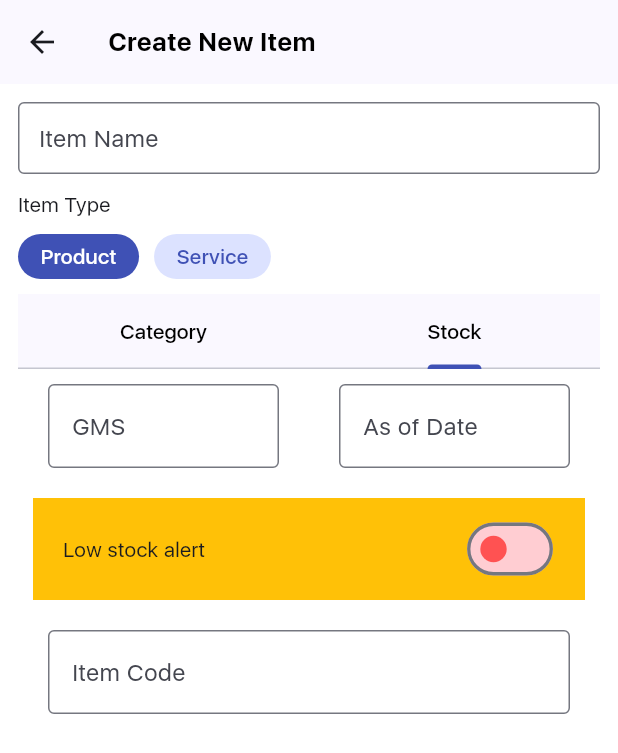
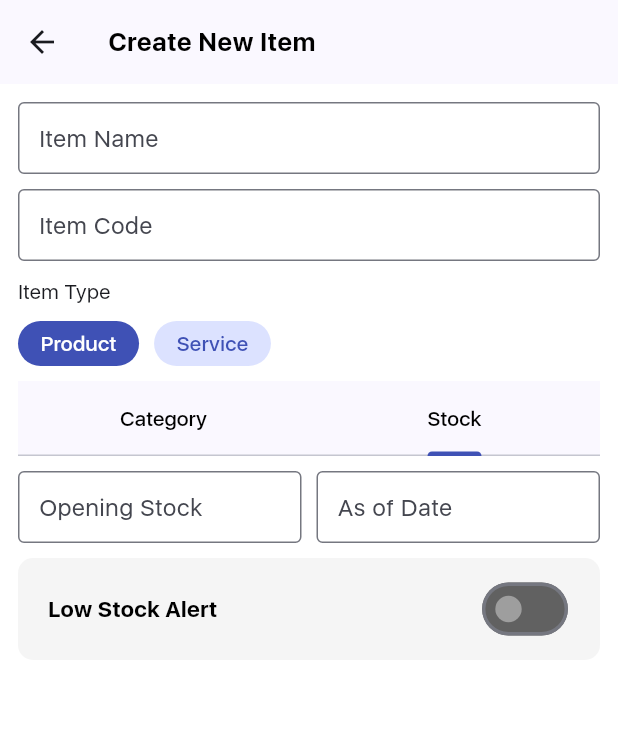
Before and after one commit to VythonDeveloper/jeweller_billbook, a Flutter app: the CreateItemUi screen opened directly, tab 2 chosen, on a phone screen of 412 x 824 dp. Shown: the top 753 px of the screen. Run offline on Flutter 3.47's test engine with Material 2 defaults, Android fonts, the phone set to English and light mode, and no system bars; our stand-ins replace cloud_firestore, firebase_auth, firebase_core, flutter_svg, google_sign_in, shared_preferences; missing offline and left inert: page_route_transition; accounts and stored records are empty; project files that could hold a hidden picture were left out.

Commit message:
UI fixes

```diff
--- a/lib/Home/dashboard.dart
+++ b/lib/Home/dashboard.dart
@@ -33,7 +33,12 @@ class _DashboardUiState extends State<DashboardUi> {
   Widget build(BuildContext context) {
     return Scaffold(
       appBar: AppBar(
-        title: Text('StockBook'),
+        title: Row(
+          children: [
+            Icon(Icons.book),
+            Text('StockBook'),
+          ],
+        ),
       ),
       body: SafeArea(
         child: ListView(
--- a/lib/Items/createitem.dart
+++ b/lib/Items/createitem.dart
@@ -1,3 +1,4 @@
+import 'package:flutter/foundation.dart';
 import 'package:flutter/material.dart';
 
 class CreateItemUi extends StatefulWidget {
@@ -10,7 +11,7 @@ class CreateItemUi extends StatefulWidget {
 class _CreateItemUiState extends State<CreateItemUi> {
   List<String> categoryList = ['No Category', 'Gold', 'Silver'];
   String _selectedCategory = "No Category";
-  bool _lowStockToggle = false;
+  final ValueNotifier<bool> _lowStockToggle = ValueNotifier<bool>(false);
 
   String _selectedItemType = "Product";
   @override
@@ -60,6 +61,18 @@ class _CreateItemUiState extends State<CreateItemUi> {
             ),
             keyboardType: TextInputType.name,
             textCapitalization: TextCapitalization.words,
+          ),
+          SizedBox(
+            height: 10,
+          ),
+          TextField(
+            decoration: InputDecoration(
+              contentPadding: EdgeInsets.symmetric(horizontal: 10),
+              border: OutlineInputBorder(),
+              label: Text("Item Code"),
+            ),
+            keyboardType: TextInputType.name,
+            textCapitalization: TextCapitalization.characters,
           ),
           Padding(
             padding: EdgeInsets.symmetric(vertical: 10.0),
@@ -177,52 +190,30 @@ class _CreateItemUiState extends State<CreateItemUi> {
   Widget categoryTabBar() {
     return Container(
       color: Colors.white,
-      child: Column(
+      child: ListView(
         children: [
+          SizedBox(
+            height: 10,
+          ),
           Row(
             mainAxisAlignment: MainAxisAlignment.spaceBetween,
             children: [
               Text("Select Category"),
-              DropdownButton<String>(
-                value: _selectedCategory,
-                icon: const Icon(Icons.arrow_downward),
-                elevation: 16,
-                style: const TextStyle(color: Colors.deepPurple),
-                underline: Container(
-                  height: 2,
-                  color: Colors.deepPurpleAccent,
-                ),
-                onChanged: (String? value) {
-                  // This is called when the user selects an item.
-                  setState(() {
-                    _selectedCategory = value!;
-                  });
-                },
-                items:
-                    categoryList.map<DropdownMenuItem<String>>((String value) {
-                  return DropdownMenuItem<String>(
-                    value: value,
-                    child: Text(value),
-                  );
-                }).toList(),
-              ),
-            ],
-          ),
-          Row(
-            mainAxisAlignment: MainAxisAlignment.spaceBetween,
-            children: [
-              Text("Unit"),
               Container(
-                padding: EdgeInsets.symmetric(horizontal: 10),
+                padding: EdgeInsets.symmetric(horizontal: 16, vertical: 7),
                 decoration: BoxDecoration(
                   color: Colors.grey.shade100,
                   borderRadius: BorderRadius.circular(8),
                 ),
                 child: DropdownButton<String>(
                   value: _selectedCategory,
-                  icon: Icon(Icons.keyboard_arrow_down_rounded),
-                  elevation: 16,
-                  style: const TextStyle(color: Colors.deepPurple),
+                  isDense: true,
+                  icon: Icon(
+                    Icons.keyboard_arrow_down_rounded,
+                    size: 17,
+                  ),
+                  elevation: 2,
+                  borderRadius: BorderRadius.circular(10),
                   underline: Container(),
                   onChanged: (String? value) {
                     // This is called when the user selects an item.
@@ -234,17 +225,67 @@ class _CreateItemUiState extends State<CreateItemUi> {
                       .map<DropdownMenuItem<String>>((String value) {
                     return DropdownMenuItem<String>(
                       value: value,
+                      child: Padding(
+                        padding: EdgeInsets.only(right: 8.0),
                         child: Text(
-                        'All Catagories',
+                          'GMS',
                           maxLines: 1,
                           overflow: TextOverflow.ellipsis,
+                        ),
                       ),
                     );
                   }).toList(),
                 ),
               ),
             ],
-          )
+          ),
+          SizedBox(
+            height: 10,
+          ),
+          Row(
+            mainAxisAlignment: MainAxisAlignment.spaceBetween,
+            children: [
+              Text("Unit"),
+              Container(
+                padding: EdgeInsets.symmetric(horizontal: 16, vertical: 7),
+                decoration: BoxDecoration(
+                  color: Colors.grey.shade100,
+                  borderRadius: BorderRadius.circular(8),
+                ),
+                child: DropdownButton<String>(
+                  isDense: true,
+                  value: _selectedCategory,
+                  icon: Icon(
+                    Icons.keyboard_arrow_down_rounded,
+                    size: 17,
+                  ),
+                  elevation: 2,
+                  borderRadius: BorderRadius.circular(10),
+                  underline: Container(),
+                  onChanged: (String? value) {
+                    // This is called when the user selects an item.
+                    setState(() {
+                      _selectedCategory = value!;
+                    });
+                  },
+                  items: categoryList
+                      .map<DropdownMenuItem<String>>((String value) {
+                    return DropdownMenuItem<String>(
+                      value: value,
+                      child: Padding(
+                        padding: EdgeInsets.only(right: 8.0),
+                        child: Text(
+                          'GMS',
+                          maxLines: 1,
+                          overflow: TextOverflow.ellipsis,
+                        ),
+                      ),
+                    );
+                  }).toList(),
+                ),
+              ),
+            ],
+          ),
         ],
       ),
     );
@@ -253,74 +294,154 @@ class _CreateItemUiState extends State<CreateItemUi> {
   Widget stockTabBar() {
     return Container(
       color: Colors.white,
+      child: ListView(
+        children: [
+          SizedBox(
+            height: 10,
+          ),
+          Row(
+            children: [
+              Expanded(
+                child: TextField(
+                  decoration: InputDecoration(
+                    contentPadding: EdgeInsets.symmetric(horizontal: 10),
+                    suffixText: "GMS",
+                    label: Text("Opening Stock"),
+                    border: OutlineInputBorder(),
+                  ),
+                  keyboardType: TextInputType.number,
+                ),
+              ),
+              SizedBox(
+                width: 10,
+              ),
+              Expanded(
+                child: TextField(
+                  decoration: InputDecoration(
+                    contentPadding: EdgeInsets.symmetric(horizontal: 10),
+                    label: Text("As of Date"),
+                    border: OutlineInputBorder(),
+                  ),
+                  keyboardType: TextInputType.number,
+                ),
+              )
+            ],
+          ),
+          GestureDetector(
+            onTap: () {
+              setState(() {
+                _lowStockToggle.value = !_lowStockToggle.value;
+              });
+            },
+            child: Container(
+              margin: EdgeInsets.only(top: 10),
+              padding: EdgeInsets.symmetric(horizontal: 20, vertical: 10),
+              decoration: BoxDecoration(
+                borderRadius: _lowStockToggle.value
+                    ? BorderRadius.only(
+                        topLeft: Radius.circular(10),
+                        topRight: Radius.circular(10),
+                      )
+                    : BorderRadius.circular(10),
+                color: _lowStockToggle.value
+                    ? Color.fromARGB(255, 230, 233, 253)
+                    : Colors.grey.shade100,
+              ),
+              width: double.infinity,
+              child: Row(
+                mainAxisAlignment: MainAxisAlignment.spaceBetween,
+                children: [
+                  Text(
+                    "Low Stock Alert",
+                    style: TextStyle(
+                      fontWeight: FontWeight.w600,
+                      fontSize: 15,
+                      color: _lowStockToggle.value
+                          ? Colors.indigo.shade700
+                          : Colors.black,
+                    ),
+                  ),
+                  Transform.scale(
+                    scale: 1.1,
+                    child: Switch(
+                      onChanged: (value) {
+                        setState(() {
+                          _lowStockToggle.value = !_lowStockToggle.value;
+                        });
+                      },
+                      value: _lowStockToggle.value,
+                      activeColor: Colors.indigoAccent,
+                      activeTrackColor: Colors.indigo.shade100,
+                      inactiveThumbColor: Colors.grey,
+                      inactiveTrackColor: Colors.grey.shade700,
+                    ),
+                  ),
+                ],
+              ),
+            ),
+          ),
+          AnimatedSize(
+            duration: Duration(milliseconds: 100),
+            child: ValueListenableBuilder<bool>(
+              valueListenable: _lowStockToggle,
+              builder: ((context, lowStockToggle, child) {
+                return lowStockToggle
+                    ? Container(
+                        padding: EdgeInsets.all(10),
+                        decoration: BoxDecoration(
+                          color: Color.fromARGB(255, 237, 240, 255),
+                          borderRadius: BorderRadius.only(
+                            bottomLeft: Radius.circular(10),
+                            bottomRight: Radius.circular(10),
+                          ),
+                        ),
                         child: Column(
+                          crossAxisAlignment: CrossAxisAlignment.center,
                           children: [
                             Row(
                               children: [
+                                Text(
+                                  'Low Stock Quantity',
+                                  style: TextStyle(
+                                    letterSpacing: 0.5,
+                                  ),
+                                ),
+                                SizedBox(
+                                  width: 30,
+                                ),
                                 Expanded(
-                child: Padding(
-                  padding:
-                      const EdgeInsets.symmetric(vertical: 10, horizontal: 20),
+                                  child: Container(
+                                    color: Colors.white,
                                     child: TextField(
                                       decoration: InputDecoration(
-                      hintText: "Opening Stock",
+                                        contentPadding: EdgeInsets.symmetric(
+                                            horizontal: 10),
                                         suffixText: "GMS",
-                      label: Text("GMS"),
                                         border: OutlineInputBorder(),
                                       ),
                                       keyboardType: TextInputType.number,
                                     ),
                                   ),
                                 ),
-              Expanded(
-                child: Padding(
-                  padding:
-                      const EdgeInsets.symmetric(vertical: 10, horizontal: 20),
-                  child: TextField(
-                    decoration: InputDecoration(
-                      hintText: "As of Date",
-                      label: Text("As of Date"),
-                      border: OutlineInputBorder(),
-                    ),
-                    keyboardType: TextInputType.number,
-                  ),
-                ),
-              )
                               ],
                             ),
-          Container(
-            margin: EdgeInsets.all(10),
-            padding: EdgeInsets.symmetric(horizontal: 20, vertical: 10),
-            color: Colors.amber,
-            width: double.infinity,
-            child: Row(
-              mainAxisAlignment: MainAxisAlignment.spaceBetween,
-              children: [
-                Text("Low stock alert"),
-                Transform.scale(
-                  scale: 1.1,
-                  child: Switch(
-                    onChanged: (value) {},
-                    value: _lowStockToggle,
-                    activeColor: Colors.blue.shade800,
-                    activeTrackColor: Colors.blue.shade100,
-                    inactiveThumbColor: Colors.redAccent,
-                    inactiveTrackColor: Colors.red.shade100,
+                            SizedBox(
+                              height: 15,
+                            ),
+                            Divider(),
+                            Padding(
+                              padding: EdgeInsets.symmetric(
+                                  horizontal: 20, vertical: 10),
+                              child: Text(
+                                'You will be notified when stock goes below 0 GMS',
+                                textAlign: TextAlign.start,
                               ),
                             ),
                           ],
                         ),
-          ),
-          Padding(
-            padding: const EdgeInsets.symmetric(vertical: 10, horizontal: 20),
-            child: TextField(
-              decoration: InputDecoration(
-                hintText: "Item Code",
-                label: Text("Item Code"),
-                border: OutlineInputBorder(),
-              ),
-              keyboardType: TextInputType.name,
-              textCapitalization: TextCapitalization.words,
+                      )
+                    : Container();
+              }),
             ),
           ),
         ],
```
Lines whose indentation alone changed are shown as unchanged.
